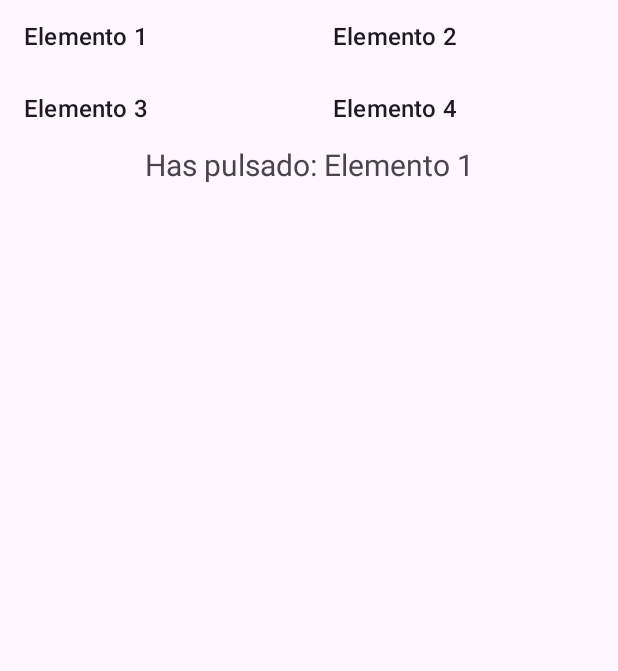
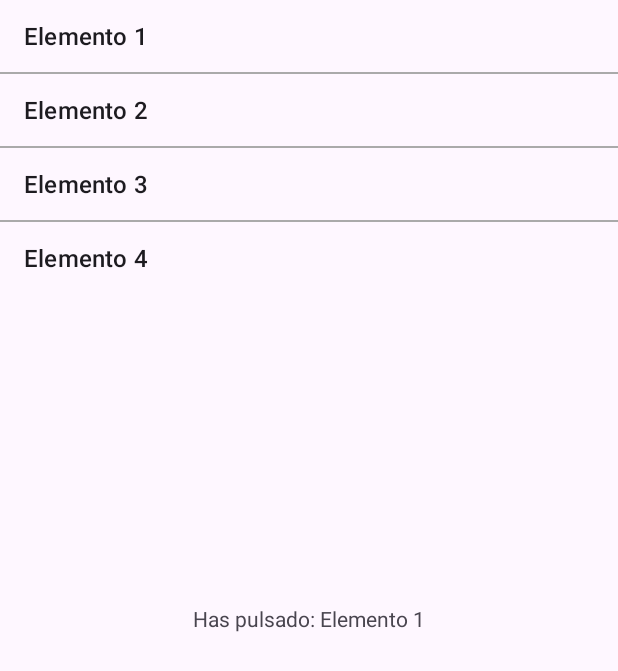
Before and after one commit to Abraham626/AndroidStudio, an Android app: the screen it shows after launch (MainActivity), after a tap on "Elemento 1", on a phone screen of 412 x 824 dp. Shown: the top 671 px of the screen. Run offline under Robolectric (Android 15) with nearby library versions, the phone set to English and light mode, and no system bars.

Commit message:
Ejercicio ListView

```diff
--- a/Tema5/app/src/main/java/com/example/tema5/MainActivity.java
+++ b/Tema5/app/src/main/java/com/example/tema5/MainActivity.java
@@ -4,7 +4,7 @@ import android.os.Bundle;
 import android.view.View;
 import android.widget.AdapterView;
 import android.widget.ArrayAdapter;
-import android.widget.GridView;
+import android.widget.ListView;
 import android.widget.TextView;
 
 import androidx.activity.EdgeToEdge;
@@ -23,12 +23,12 @@ public class MainActivity extends AppCompatActivity {
 
         List<String> data = Arrays.asList("Elemento 1", "Elemento 2", "Elemento 3", "Elemento 4");
 
-        GridView gridView = findViewById(R.id.GridView);
+        ListView listView = findViewById(R.id.ListView);
         TextView texto = findViewById(R.id.texto);
         ArrayAdapter<String> adapter = new ArrayAdapter<>(this, android.R.layout.simple_list_item_1, data);
-        gridView.setAdapter(adapter);
+        listView.setAdapter(adapter);
 
-        gridView.setOnItemClickListener(new AdapterView.OnItemClickListener() {
+        listView.setOnItemClickListener(new AdapterView.OnItemClickListener() {
             @Override
             public void onItemClick(AdapterView<?> parent, View view, int posicion, long l) {
                 String elemento = (String) parent.getItemAtPosition(posicion);
--- a/Tema5/app/src/main/res/layout/activity_main.xml
+++ b/Tema5/app/src/main/res/layout/activity_main.xml
@@ -7,23 +7,22 @@
     android:layout_height="match_parent"
     tools:context=".MainActivity">
 
-    <GridView
-        android:id="@+id/GridView"
-        android:layout_width="match_parent"
-        android:layout_height="wrap_content"
-        android:numColumns="2"
-        app:layout_constraintTop_toTopOf="parent"
-        app:layout_constraintStart_toStartOf="parent"
-        app:layout_constraintEnd_toEndOf="parent" />
-
     <TextView
         android:id="@+id/texto"
         android:layout_width="wrap_content"
         android:layout_height="wrap_content"
-        android:text="Pulsa un elemento"
-        android:textSize="20sp"
-        app:layout_constraintTop_toBottomOf="@id/GridView"
+        android:text="Pulsa un Elemento!"
+        app:layout_constraintBottom_toBottomOf="parent"
+        app:layout_constraintEnd_toEndOf="parent"
         app:layout_constraintStart_toStartOf="parent"
-        app:layout_constraintEnd_toEndOf="parent" />
+        app:layout_constraintTop_toTopOf="parent" />
+
+    <ListView
+        android:id="@+id/ListView"
+        android:layout_width="match_parent"
+        android:layout_height="wrap_content"
+        android:divider="@android:color/darker_gray"
+        android:dividerHeight="1dp" />
+
 
 </androidx.constraintlayout.widget.ConstraintLayout>
```
